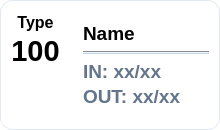
Old version of the form src/views/roomcard.ui in the repository nguyenvuducduy97andrew-ai/OOP_HotelBookingManagementSystem.
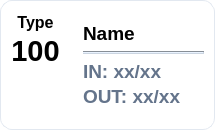
New version of the form.

The edit to the form file:
```diff
--- a/src/views/roomcard.ui
+++ b/src/views/roomcard.ui
@@ -6,19 +6,19 @@
    <rect>
     <x>0</x>
     <y>0</y>
-    <width>220</width>
+    <width>215</width>
     <height>130</height>
    </rect>
   </property>
   <property name="minimumSize">
    <size>
-    <width>220</width>
+    <width>215</width>
     <height>130</height>
    </size>
   </property>
   <property name="maximumSize">
    <size>
-    <width>220</width>
+    <width>215</width>
     <height>130</height>
    </size>
   </property>
```
